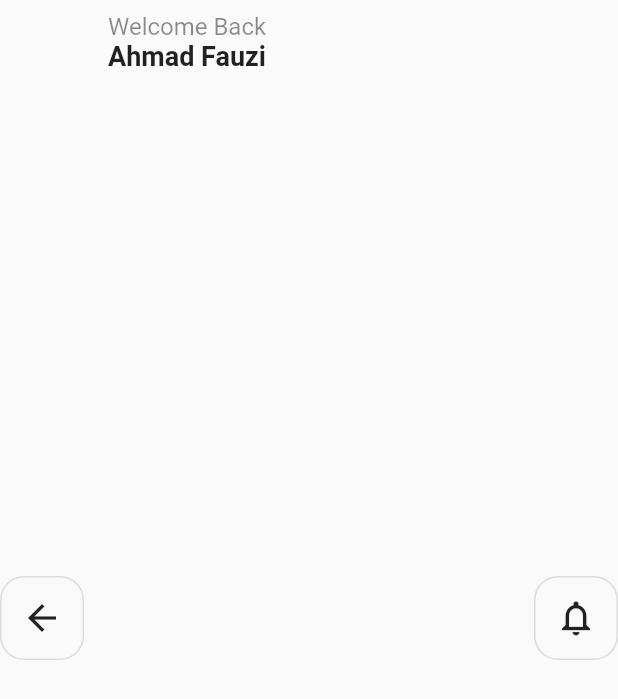
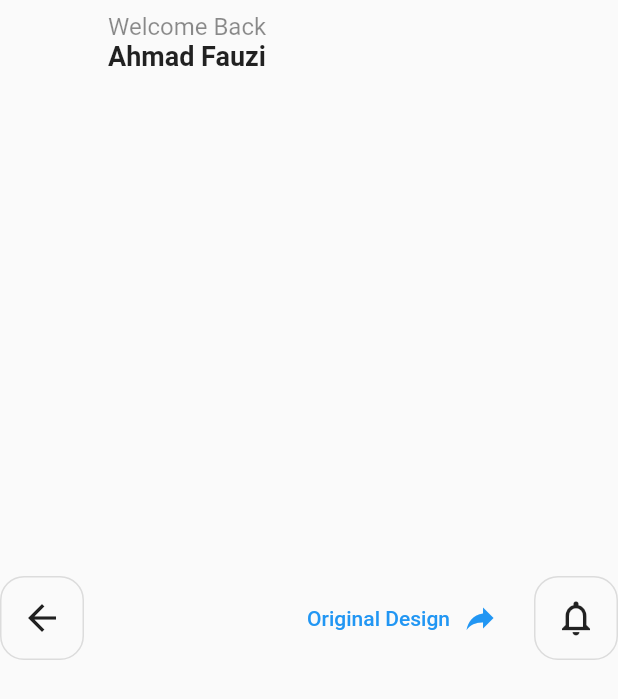
Before and after one commit to gustavo-hillesheim/flutter_design_practice, a Flutter app: the _AppBar widget shown alone on an empty page, opened directly, on a phone screen of 412 x 824 dp. Shown: the top 699 px of the screen. Run offline on Flutter 3.47's test engine with Material 2 defaults, Android fonts, the phone set to English and light mode, and no system bars; our stand-ins replace charts_flutter, google_fonts; missing offline and left inert: cryptocoins_icons.

Commit message:
Created OriginalDesignButton

```diff
--- a/lib/crypto_wallet.dart
+++ b/lib/crypto_wallet.dart
@@ -3,6 +3,7 @@ import 'dart:math';
 import 'package:charts_flutter/flutter.dart' as charts;
 import 'package:cryptocoins_icons/cryptocoins_icons.dart';
 import 'package:flutter/material.dart';
+import 'package:flutter_design_practice/original_design_reference.dart';
 import 'package:google_fonts/google_fonts.dart';
 
 class Asset {
@@ -121,6 +122,10 @@ class _AppBar extends StatelessWidget {
             ],
           ),
           const Spacer(),
+          const OriginalDesignButton(
+            url: 'https://dribbble.com/shots/17181645-Cryptofo-App-Interaction',
+          ),
+          const SizedBox(width: 16),
           const _CustomIconButton(icon: Icons.notifications_outlined),
         ],
       ),
--- /dev/null
+++ b/lib/original_design_reference.dart
@@ -0,0 +1,36 @@
+import 'dart:math';
+
+import 'package:flutter/material.dart';
+import 'package:url_launcher/url_launcher.dart';
+
+class OriginalDesignButton extends StatefulWidget {
+  final String url;
+
+  const OriginalDesignButton({
+    Key? key,
+    required this.url,
+  }) : super(key: key);
+
+  @override
+  _OriginalDesignButtonState createState() => _OriginalDesignButtonState();
+}
+
+class _OriginalDesignButtonState extends State<OriginalDesignButton> {
+  @override
+  Widget build(BuildContext context) {
+    return TextButton(
+      onPressed: () => launch(widget.url),
+      child: Row(
+        children: [
+          const Text('Original Design'),
+          const SizedBox(width: 8),
+          Transform(
+            transform: Matrix4.rotationY(pi),
+            origin: const Offset(12, 0),
+            child: const Icon(Icons.reply),
+          ),
+        ],
+      ),
+    );
+  }
+}
--- a/pubspec.yaml
+++ b/pubspec.yaml
@@ -15,6 +15,7 @@ dependencies:
   cupertino_icons: ^1.0.2
   cryptocoins_icons: ^0.3.0
   charts_flutter: ^0.12.0
+  url_launcher: ^6.0.17
 
 dev_dependencies:
   flutter_test:
```
Also changed, not shown: pubspec.lock, 2 other files.
